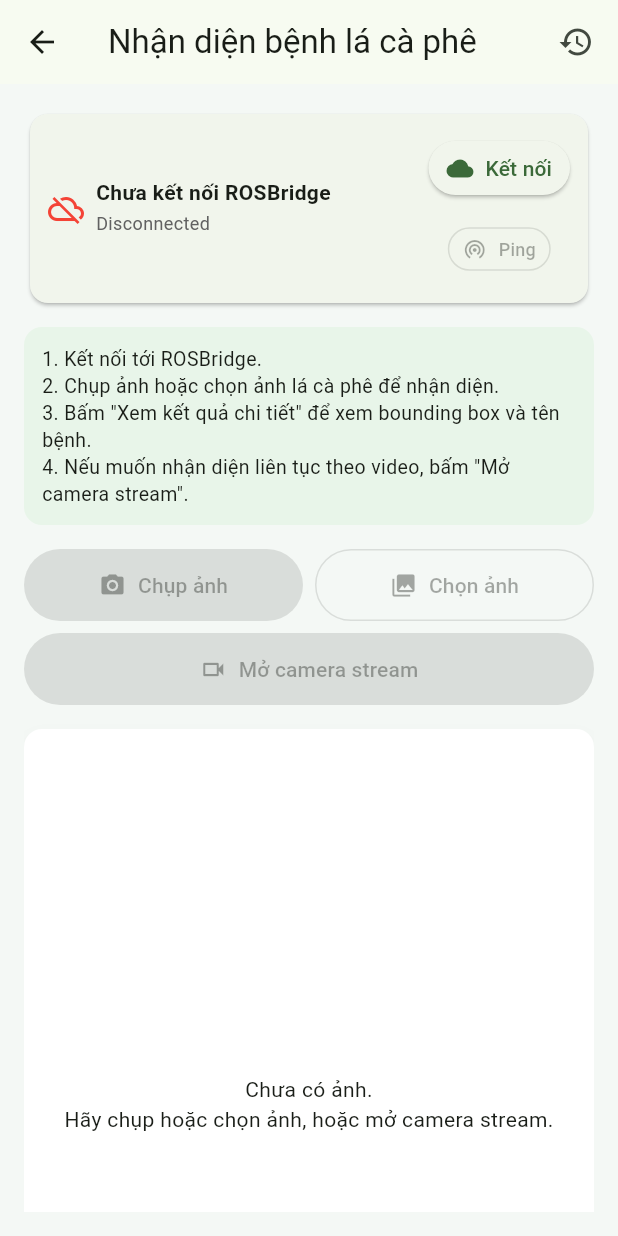
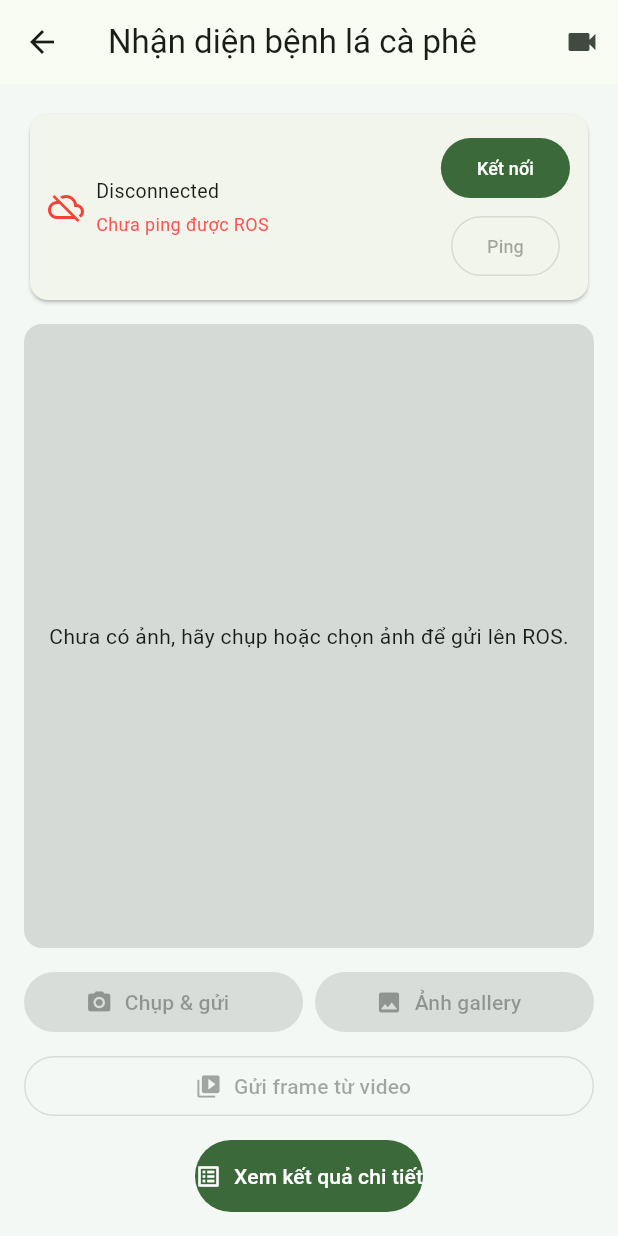
Before and after one commit to duydo2823/doan, a Flutter app: the screen it shows after launch, after a tap on "Bắt đầu nhận diện", on a phone screen of 412 x 824 dp. Run offline on Flutter 3.47's test engine with Material 3 defaults, Android fonts, the phone set to English and light mode, and no system bars; our stand-ins replace camera, image_picker, shared_preferences, video_player; missing offline and left inert: video_thumbnail; network calls fail.

Commit message:
Update Flutter app with ROS WebSocket integration

```diff
--- a/lib/pages/detect_intro_page.dart
+++ b/lib/pages/detect_intro_page.dart
@@ -25,6 +25,21 @@ const Map<String, String> kDiseaseVI = {
   'Healthy': 'Lá khoẻ mạnh',
 };
 
+/// Chuẩn hoá tên lớp bệnh từ ROS về key chuẩn để app dùng thống nhất
+String normalizeDiseaseKey(String raw) {
+  final s = raw.trim();
+  final lower = s.toLowerCase();
+
+  if (lower.contains('cercospora')) return 'Cercospora';
+  if (lower.contains('miner')) return 'Miner';
+  if (lower.contains('phoma')) return 'Phoma';
+  if (lower.contains('rust')) return 'Rust';
+  if (lower.contains('healthy') || lower.contains('normal')) return 'Healthy';
+
+  // Không match gì thì giữ nguyên (đã trim)
+  return s;
+}
+
 class DetectIntroPage extends StatefulWidget {
   static const routeName = '/detect-intro';
   const DetectIntroPage({super.key});
@@ -46,6 +61,26 @@ class _DetectIntroPageState extends State<DetectIntroPage> {
   Uint8List? _annotatedBytes;
   Map<String, dynamic>? _detections;
 
+  /// Chuẩn hoá trường 'cls' trong detections_json để ResultPage dùng luôn
+  Map<String, dynamic> _normalizeDetections(Map<String, dynamic> src) {
+    final map = Map<String, dynamic>.from(src);
+    final dets = map['detections'];
+
+    if (dets is List) {
+      map['detections'] = dets.map((e) {
+        if (e is Map) {
+          final mm = Map<String, dynamic>.from(e);
+          final rawCls = (mm['cls'] ?? '').toString();
+          mm['cls'] = normalizeDiseaseKey(rawCls);
+          return mm;
+        }
+        return e;
+      }).toList();
+    }
+
+    return map;
+  }
+
   String get _rosUrl => 'ws://$ROS_IP:$ROSBRIDGE_PORT';
 
   @override
@@ -55,7 +90,8 @@ class _DetectIntroPageState extends State<DetectIntroPage> {
       url: _rosUrl,
       onStatus: (s) => setState(() => _status = s),
       onAnnotatedImage: (jpeg) => setState(() => _annotatedBytes = jpeg),
-      onDetections: (m) => setState(() => _detections = m),
+      onDetections: (m) =>
+          setState(() => _detections = _normalizeDetections(m)),
     );
   }
 
@@ -98,19 +134,38 @@ class _DetectIntroPageState extends State<DetectIntroPage> {
   }
 
   Future<void> _doPing({bool silent = false}) async {
-    final (ok, rtt) = await _ros.ping();
+    try {
+      // ping() trả về record (bool, int?)
+      final result = await _ros.ping();
+      final ok = result.$1;   // bool
+      final rtt = result.$2;  // int? (ms)
+
       setState(() {
         _lastPingOk = ok;
         _lastRttMs = rtt;
+        _status = ok
+            ? 'ROS OK • RTT ${rtt ?? '-'}ms'
+            : 'Ping ROS thất bại';
       });
+
       if (!silent) {
-      final msg = ok ? 'ROS OK • RTT ${rtt}ms' : 'Không thể ping ROS';
+        final msg = ok
+            ? 'ROS OK • RTT ${rtt ?? '-'}ms'
+            : 'Không thể ping ROS';
         if (mounted) {
           ScaffoldMessenger.of(context)
               .showSnackBar(SnackBar(content: Text(msg)));
         }
       }
+    } catch (e) {
+      setState(() {
+        _lastPingOk = false;
+        _lastRttMs = null;
+        _status = 'Lỗi ping ROS: $e';
+      });
     }
+  }
+
 
   // ========= GỬI ẢNH TĨNH =========
 
@@ -121,29 +176,26 @@ class _DetectIntroPageState extends State<DetectIntroPage> {
       );
       return;
     }
+
     try {
-      final x = await _picker.pickImage(
-        source: ImageSource.camera,
-        imageQuality: 80,
-        maxWidth: 1280,
-      );
-      if (x == null) return;
+      final XFile? photo =
+      await _picker.pickImage(source: ImageSource.camera, imageQuality: 90);
+
+      if (photo == null) return;
 
       setState(() {
-        _captured = x;
+        _captured = photo;
         _annotatedBytes = null;
         _detections = null;
-        _status = 'Đang gửi ảnh...';
+        _status = 'Đang gửi ảnh lên ROS...';
       });
 
-      final bytes = await File(x.path).readAsBytes();
+      final bytes = await photo.readAsBytes();
       _ros.publishJpeg(bytes);
 
-      if (mounted) {
-        ScaffoldMessenger.of(context).showSnackBar(
-          const SnackBar(content: Text('Đã gửi ảnh chụp lên ROS')),
-        );
-      }
+      setState(() {
+        _status = 'Đã gửi ảnh, chờ kết quả từ ROS...';
+      });
     } on PlatformException catch (e) {
       setState(() => _status = 'Không mở camera: ${e.code}');
     } catch (e) {
@@ -158,37 +210,34 @@ class _DetectIntroPageState extends State<DetectIntroPage> {
       );
       return;
     }
+
     try {
-      final x = await _picker.pickImage(
-        source: ImageSource.gallery,
-        imageQuality: 80,
-        maxWidth: 1280,
-      );
-      if (x == null) return;
+      final XFile? file =
+      await _picker.pickImage(source: ImageSource.gallery, imageQuality: 95);
+
+      if (file == null) return;
 
       setState(() {
-        _captured = x;
+        _captured = file;
         _annotatedBytes = null;
         _detections = null;
-        _status = 'Đang gửi ảnh từ thư viện...';
+        _status = 'Đang gửi ảnh (gallery) lên ROS...';
       });
 
-      final bytes = await File(x.path).readAsBytes();
+      final bytes = await file.readAsBytes();
       _ros.publishJpeg(bytes);
-      if (mounted) {
-        ScaffoldMessenger.of(context).showSnackBar(
-          const SnackBar(content: Text('Đã gửi ảnh từ thư viện lên ROS')),
-        );
-      }
-    } on PlatformException catch (e) {
-      setState(() => _status = 'Không mở thư viện ảnh: ${e.code}');
+
+      setState(() {
+        _status = 'Đã gửi ảnh gallery, chờ kết quả từ ROS...';
+      });
     } catch (e) {
-      setState(() => _status = 'Lỗi mở thư viện: $e');
+      setState(() => _status = 'Lỗi chọn ảnh: $e');
     }
   }
 
-  // (Tuỳ chọn) Stream từng frame từ 1 file video trong gallery – không dùng UI nữa nhưng giữ lại nếu cần
-  Future<void> _pickVideoAndStreamFrames() async {
+  // ========= GỬI VIDEO =========
+
+  Future<void> _pickVideoAndSendFrames() async {
     if (!_ros.isConnected || !_lastPingOk) {
       ScaffoldMessenger.of(context).showSnackBar(
         const SnackBar(content: Text('Chưa kết nối ROS hoặc ROS không phản hồi.')),
@@ -197,26 +246,24 @@ class _DetectIntroPageState extends State<DetectIntroPage> {
     }
 
     try {
-      final xv = await _picker.pickVideo(source: ImageSource.gallery);
+      final XFile? xv = await _picker.pickVideo(source: ImageSource.gallery);
       if (xv == null) return;
-
-      final file = File(xv.path);
-      final controller = VideoPlayerController.file(file);
-      await controller.initialize();
-      final dur = controller.value.duration;
-      await controller.dispose();
 
       setState(() {
         _captured = null;
         _annotatedBytes = null;
         _detections = null;
-        _status = 'Đang gửi frame từ video (gallery)...';
+        _status = 'Đang gửi frame từ video lên ROS...';
       });
 
-      final totalMs = dur.inMilliseconds;
-      const stepMs = 80; // ~12.5 fps
-      const thumbQuality = 70;
-      const maxH = 720;
+      final controller = VideoPlayerController.file(File(xv.path));
+      await controller.initialize();
+      final totalMs = (controller.value.duration.inMilliseconds);
+      controller.dispose();
+
+      const int stepMs = 500; // gửi frame mỗi 0.5s
+      const int thumbQuality = 80;
+      const int maxH = 480;
 
       for (int t = 0; t < totalMs; t += stepMs) {
         final bytes = await VideoThumbnail.thumbnailData(
@@ -235,16 +282,9 @@ class _DetectIntroPageState extends State<DetectIntroPage> {
         setState(() {
           _status = 'Đã gửi xong frame từ video (gallery)';
         });
-        ScaffoldMessenger.of(context).showSnackBar(
-          const SnackBar(content: Text('Đã gửi xong các frame từ video.')),
-        );
       }
     } catch (e) {
-      if (mounted) {
-        setState(() {
-          _status = 'Lỗi xử lý video: $e';
-        });
-      }
+      setState(() => _status = 'Lỗi đọc/gửi video: $e');
     }
   }
 
@@ -278,10 +318,7 @@ class _DetectIntroPageState extends State<DetectIntroPage> {
       preview = Image.file(File(_captured!.path), fit: BoxFit.contain);
     } else {
       preview = const Center(
-        child: Text(
-          'Chưa có ảnh.\nHãy chụp hoặc chọn ảnh, hoặc mở camera stream.',
-          textAlign: TextAlign.center,
-        ),
+        child: Text('Chưa có ảnh, hãy chụp hoặc chọn ảnh để gửi lên ROS.'),
       );
     }
 
@@ -290,18 +327,18 @@ class _DetectIntroPageState extends State<DetectIntroPage> {
         title: const Text('Nhận diện bệnh lá cà phê'),
         actions: [
           IconButton(
-            icon: const Icon(Icons.history),
-            onPressed: () => Navigator.pushNamed(context, '/history'),
+            icon: const Icon(Icons.videocam),
+            onPressed: () {
+              Navigator.pushNamed(context, VideoStreamPage.routeName);
+            },
           ),
-          const SizedBox(width: 4),
         ],
       ),
       body: SafeArea(
+        child: SafeArea(
           child: Padding(
             padding: const EdgeInsets.all(16),
-          child: SingleChildScrollView(
             child: Column(
-              crossAxisAlignment: CrossAxisAlignment.stretch,
               children: [
                 // Trạng thái ROS
                 Card(
@@ -322,66 +359,40 @@ class _DetectIntroPageState extends State<DetectIntroPage> {
                             crossAxisAlignment: CrossAxisAlignment.start,
                             children: [
                               Text(
-                                connected
-                                    ? 'Đã kết nối ROSBridge'
-                                    : 'Chưa kết nối ROSBridge',
-                                style: const TextStyle(
-                                  fontWeight: FontWeight.w600,
-                                  fontSize: 14,
+                                _status,
+                                style: const TextStyle(fontSize: 13),
                               ),
-                              ),
-                              const SizedBox(height: 2),
+                              const SizedBox(height: 4),
                               Text(
-                                _status,
+                                _lastPingOk
+                                    ? 'ROS OK • RTT: ${_lastRttMs ?? '-'}ms'
+                                    : 'Chưa ping được ROS',
                                 style: TextStyle(
                                   fontSize: 12,
-                                  color: Colors.grey.shade700,
-                                ),
-                              ),
-                              const SizedBox(height: 2),
-                              if (_lastRttMs != null)
-                                Text(
-                                  'Ping ROS: $_lastRttMs ms • ${_lastPingOk ? 'OK' : 'FAIL'}',
-                                  style: TextStyle(
-                                    fontSize: 11,
                                   color: _lastPingOk
-                                        ? Colors.green.shade700
-                                        : Colors.red.shade700,
+                                      ? Colors.green
+                                      : Colors.redAccent,
                                 ),
                               ),
                             ],
                           ),
                         ),
-                        const SizedBox(width: 8),
                         Column(
                           children: [
-                            ElevatedButton.icon(
-                              icon: Icon(
-                                connected ? Icons.cloud_off : Icons.cloud,
-                                size: 18,
+                            FilledButton(
+                              onPressed: connected ? _disconnect : _connect,
+                              child: Text(
+                                connected ? 'Ngắt' : 'Kết nối',
+                                style: const TextStyle(fontSize: 12),
                               ),
-                              label: Text(connected ? 'Ngắt' : 'Kết nối'),
-                              style: ElevatedButton.styleFrom(
-                                padding: const EdgeInsets.symmetric(
-                                    horizontal: 12, vertical: 8),
-                                minimumSize: Size.zero,
                             ),
-                              onPressed: connected ? _disconnect : _connect,
-                            ),
-                            const SizedBox(height: 6),
-                            OutlinedButton.icon(
-                              icon:
-                              const Icon(Icons.wifi_tethering, size: 16),
-                              label: const Text(
+                            const SizedBox(height: 4),
+                            OutlinedButton(
+                              onPressed: connected ? () => _doPing() : null,
+                              child: const Text(
                                 'Ping',
                                 style: TextStyle(fontSize: 12),
                               ),
-                              style: OutlinedButton.styleFrom(
-                                padding: const EdgeInsets.symmetric(
-                                    horizontal: 10, vertical: 6),
-                                minimumSize: Size.zero,
-                              ),
-                              onPressed: connected ? () => _doPing() : null,
                             ),
                           ],
                         ),
@@ -389,109 +400,56 @@ class _DetectIntroPageState extends State<DetectIntroPage> {
                     ),
                   ),
                 ),
+
                 const SizedBox(height: 12),
 
-                // Hướng dẫn
-                Container(
-                  padding: const EdgeInsets.all(12),
-                  decoration: BoxDecoration(
-                    color: const Color(0xFFE8F5E9),
+                // Ảnh preview
+                Expanded(
+                  child: ClipRRect(
                     borderRadius: BorderRadius.circular(12),
-                  ),
-                  child: const Text(
-                    '1. Kết nối tới ROSBridge.\n'
-                        '2. Chụp ảnh hoặc chọn ảnh lá cà phê để nhận diện.\n'
-                        '3. Bấm "Xem kết quả chi tiết" để xem bounding box và tên bệnh.\n'
-                        '4. Nếu muốn nhận diện liên tục theo video, bấm "Mở camera stream".',
-                    style: TextStyle(fontSize: 13, height: 1.4),
+                    child: Container(
+                      color: Colors.black12,
+                      child: preview,
                     ),
                   ),
-                const SizedBox(height: 16),
+                ),
 
-                // Nút chụp / chọn ảnh
+                const SizedBox(height: 12),
+
+                // Nút chức năng
                 Row(
                   children: [
                     Expanded(
-                      child: ElevatedButton.icon(
+                      child: FilledButton.icon(
+                        onPressed: canShoot ? _captureAndSend : null,
                         icon: const Icon(Icons.camera_alt),
-                        label: const Text('Chụp ảnh'),
-                        style: ElevatedButton.styleFrom(
-                          backgroundColor: canShoot
-                              ? const Color(0xFF43A047)
-                              : Colors.grey,
-                          foregroundColor: Colors.white,
-                          padding: const EdgeInsets.symmetric(
-                              horizontal: 16, vertical: 14),
-                          shape: const StadiumBorder(),
-                        ),
-                        onPressed: canShoot ? _captureAndSend : null,
+                        label: const Text('Chụp & gửi'),
                       ),
                     ),
                     const SizedBox(width: 8),
                     Expanded(
-                      child: OutlinedButton.icon(
-                        icon: const Icon(Icons.photo_library),
-                        label: const Text('Chọn ảnh'),
-                        style: OutlinedButton.styleFrom(
-                          padding: const EdgeInsets.symmetric(
-                              horizontal: 16, vertical: 14),
-                          shape: const StadiumBorder(),
-                        ),
+                      child: FilledButton.icon(
                         onPressed: canShoot ? _pickFromGalleryAndSend : null,
+                        icon: const Icon(Icons.photo),
+                        label: const Text('Ảnh gallery'),
                       ),
                     ),
                   ],
                 ),
                 const SizedBox(height: 8),
-
-                // Nút mở trang stream video
-                FilledButton.icon(
-                  icon: const Icon(Icons.videocam_outlined),
-                  label: const Text('Mở camera stream'),
-                  onPressed: !canShoot
-                      ? null
-                      : () {
-                    Navigator.pushNamed(
-                      context,
-                      VideoStreamPage.routeName,
-                    );
-                  },
-                  style: FilledButton.styleFrom(
-                    padding: const EdgeInsets.symmetric(
-                        horizontal: 16, vertical: 14),
-                    shape: const StadiumBorder(),
+                SizedBox(
+                  width: double.infinity,
+                  child: OutlinedButton.icon(
+                    onPressed: canShoot ? _pickVideoAndSendFrames : null,
+                    icon: const Icon(Icons.video_library),
+                    label: const Text('Gửi frame từ video'),
                   ),
                 ),
-                const SizedBox(height: 16),
-
-                // Preview ảnh / annotated
-                Container(
-                  padding: const EdgeInsets.all(10),
-                  decoration: BoxDecoration(
-                    color: Colors.white,
-                    borderRadius: BorderRadius.circular(12),
-                    boxShadow: [
-                      BoxShadow(
-                        color: Colors.black.withOpacity(0.03),
-                        blurRadius: 8,
-                        offset: const Offset(0, 4),
-                      ),
-                    ],
-                  ),
-                  child: AspectRatio(
-                    aspectRatio: 3 / 4,
-                    child: ClipRRect(
-                      borderRadius: BorderRadius.circular(8),
-                      child: preview,
-                    ),
-                  ),
-                ),
-                const SizedBox(height: 16),
-
+                const SizedBox(height: 12),
                 FilledButton.icon(
-                  icon: const Icon(Icons.visibility),
+                  onPressed: _openResultPage,
+                  icon: const Icon(Icons.list_alt),
                   label: const Text('Xem kết quả chi tiết'),
-                  onPressed: _openResultPage,
                   style: FilledButton.styleFrom(
                     padding: const EdgeInsets.symmetric(vertical: 14),
                   ),
```
Also changed, not shown: lib/pages/video_stream_page.dart (+141 -124 lines). Lines whose indentation alone changed are shown as unchanged.
